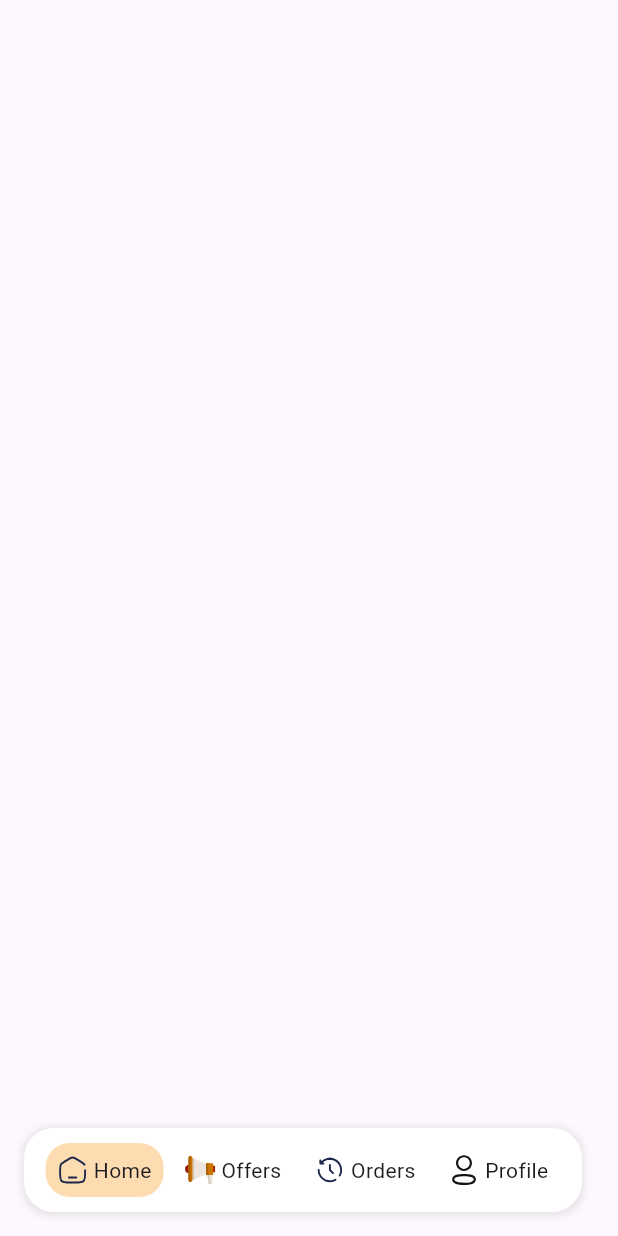
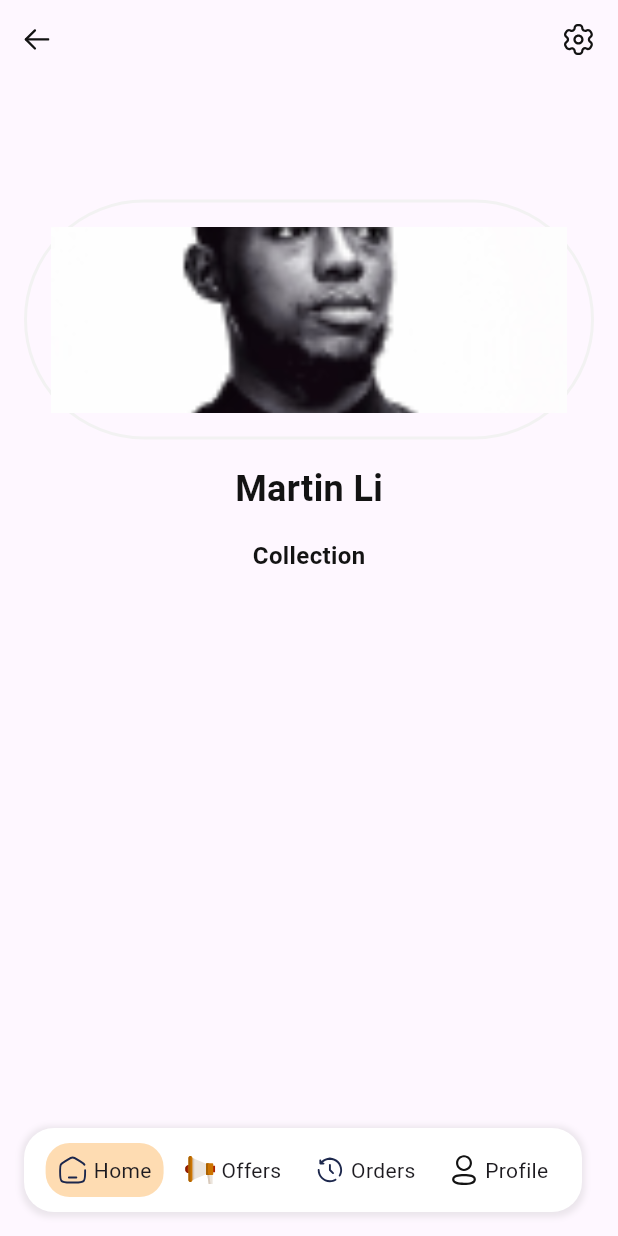
Before and after one commit to shakiz/snack_time_app, a Flutter app: the MainPage screen opened by its route, swiped to page 4, on a phone screen of 412 x 824 dp. Run offline on Flutter 3.47's test engine with Material 3 defaults, Android fonts, the phone set to English and light mode, and no system bars; our stand-ins replace carousel_slider, dots_indicator, flutter_rating_bar, flutter_svg, get.

Commit message:
Update user profile UI

```diff
--- a/lib/constants/ConstantValues.dart
+++ b/lib/constants/ConstantValues.dart
@@ -1,9 +1,10 @@
 class ConstantValues{
-  static const double Radius_42 = 42;
-  static const double Radius_20 = 20;
   static const double Radius_8 = 8;
   static const double Radius_16 = 16;
+  static const double Radius_20 = 20;
   static const double Radius_24 = 24;
+  static const double Radius_42 = 42;
+  static const double Radius_100 = 100;
 
   static const double Padding_2 = 2;
   static const double Padding_4 = 4;
@@ -19,6 +20,7 @@ class ConstantValues{
   static const double Margin_16 = 16;
   static const double Margin_20 = 20;
   static const double Margin_24 = 24;
+  static const double Margin_96 = 96;
 
   static const double Font_Size_12 = 12;
   static const double Font_Size_16 = 16;
--- /dev/null
+++ b/lib/features/home/NavMenuIdentifier.dart
@@ -0,0 +1 @@
+enum NavMenuIdentifier { HOME, PROFILE, ORDERS, CAMPAIGNS }
--- a/lib/features/profile/ProfilePage.dart
+++ b/lib/features/profile/ProfilePage.dart
@@ -1,5 +1,10 @@
 import 'package:flutter/material.dart';
+import 'package:flutter_svg/flutter_svg.dart';
 import 'package:provider/provider.dart';
+import 'package:snack_time/common_widgets/Extensions.dart';
+import 'package:snack_time/constants/ConstantValues.dart';
+import 'package:snack_time/gen/assets.gen.dart';
+import 'package:snack_time/styles/AppColors.dart';
 
 import 'ProfileViewModel.dart';
 
@@ -16,9 +21,85 @@ class _ProfilePageState extends State<ProfilePage> {
     return Consumer(builder: (BuildContext context,
         ProfileViewModel profileViewModel, Widget? child) {
       return SafeArea(
-          child: Scaffold(
-        body: Container(),
-      ));
+          child: Container(
+        child: ListView(
+          children: [
+            Row(
+              mainAxisAlignment: MainAxisAlignment.spaceBetween,
+              children: [
+                SvgPicture.asset(
+                  Assets.icons.icArrowLeft,
+                  colorFilter: const ColorFilter.mode(
+                    AppColors.colorOnPrimaryBg,
+                    BlendMode.srcATop,
+                  ),
+                ),
+                SvgPicture.asset(
+                  Assets.icons.icSettings,
+                  colorFilter: const ColorFilter.mode(
+                    AppColors.colorOnPrimaryBg,
+                    BlendMode.srcATop,
+                  ),
+                )
+              ],
+            ),
+            const SizedBox(
+              height: ConstantValues.Margin_96,
+            ),
+            Container(
+                height: 124,
+                decoration: BoxDecoration(
+                    borderRadius: const BorderRadius.all(
+                        Radius.circular(ConstantValues.Radius_100)),
+                    border: Border.all(
+                        color: AppColors.colorBorderDivider, width: 2)),
+                child: Image(
+                  image: AssetImage(Assets.images.userProfile.path),
+                  height: 124,
+                  fit: BoxFit.cover,
+                )).withPadding(ConstantValues.Padding_16),
+            const SizedBox(
+              height: ConstantValues.Margin_16,
+            ),
+            Container(
+              alignment: Alignment.center,
+              margin: const EdgeInsets.only(
+                  right: ConstantValues.Margin_8,
+                  left: ConstantValues.Margin_8),
+              child: const Text(
+                "Martin Li",
+                overflow: TextOverflow.ellipsis,
+                maxLines: 1,
+                style: TextStyle(
+                    color: AppColors.colorOnPrimaryBg,
+                    fontSize: ConstantValues.Font_Size_24,
+                    fontWeight: FontWeight.w600),
+              ),
+            ),
+            const SizedBox(
+              height: ConstantValues.Margin_16,
+            ),
+            Container(
+              alignment: Alignment.center,
+              margin: const EdgeInsets.only(
+                  right: ConstantValues.Margin_8,
+                  left: ConstantValues.Margin_8),
+              child: const Text(
+                "Collection",
+                overflow: TextOverflow.ellipsis,
+                maxLines: 1,
+                style: TextStyle(
+                    color: AppColors.colorOnPrimaryBg,
+                    fontSize: ConstantValues.Font_Size_16,
+                    fontWeight: FontWeight.w600),
+              ),
+            ),
+            const SizedBox(
+              height: ConstantValues.Margin_24,
+            ),
+          ],
+        ),
+      ).withMargin(ConstantValues.Margin_16));
     });
   }
 }
--- a/lib/gen/assets.gen.dart
+++ b/lib/gen/assets.gen.dart
@@ -74,6 +74,9 @@ class $AssetsIconsGen {
   /// File path: assets/icons/ic_search.svg
   String get icSearch => 'assets/icons/ic_search.svg';
 
+  /// File path: assets/icons/ic_settings.svg
+  String get icSettings => 'assets/icons/ic_settings.svg';
+
   /// File path: assets/icons/ic_share.svg
   String get icShare => 'assets/icons/ic_share.svg';
 
@@ -114,6 +117,7 @@ class $AssetsIconsGen {
         icReaction,
         icRightArrow,
         icSearch,
+        icSettings,
         icShare,
         icUtensils1,
         icUtensils2,
@@ -191,6 +195,10 @@ class $AssetsImagesGen {
   AssetGenImage get reviewImage3 =>
       const AssetGenImage('assets/images/review_image_3.png');
 
+  /// File path: assets/images/user_profile.png
+  AssetGenImage get userProfile =>
+      const AssetGenImage('assets/images/user_profile.png');
+
   /// List of all assets
   List<dynamic> get values => [
         bannerItemDetails,
@@ -209,7 +217,8 @@ class $AssetsImagesGen {
         onboarding3,
         reviewImage1,
         reviewImage2,
-        reviewImage3
+        reviewImage3,
+        userProfile
       ];
 }
 
```
Also changed, not shown: assets/icons/ic_settings.svg (added), assets/images/user_profile.png (added).
